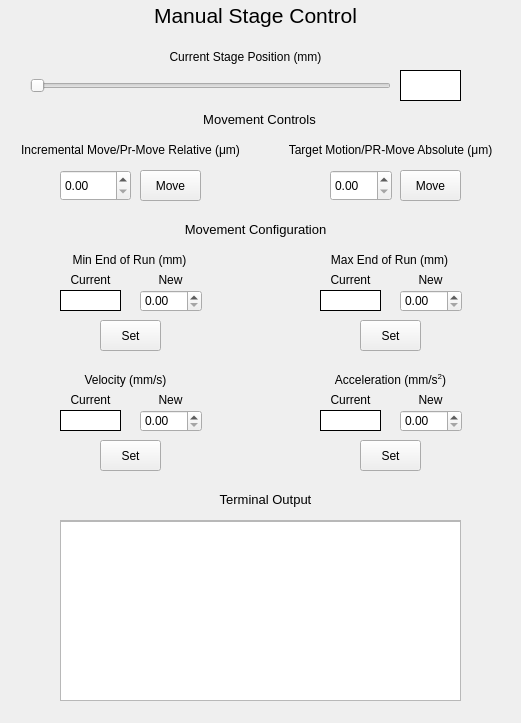
TimSamuelsen/CLIP3DPrinterGUI, file manualstagecontrol.ui: the form before one commit.
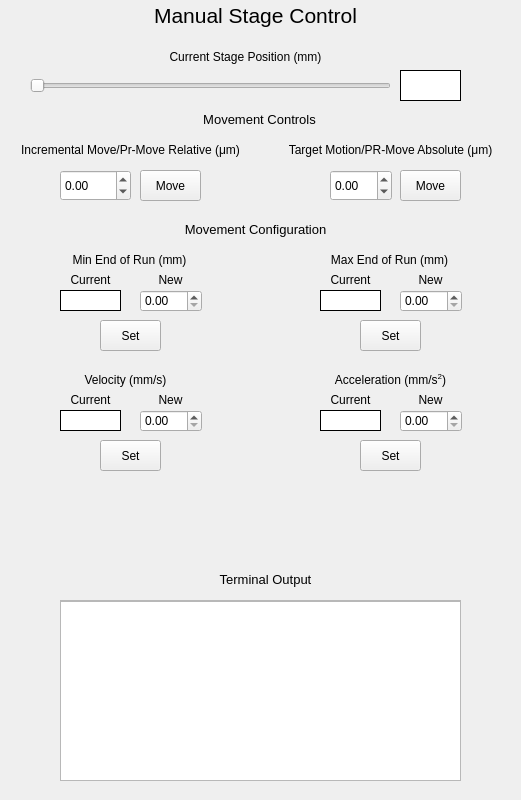
The form after the commit.

Patch:
```diff
--- a/manualstagecontrol.ui
+++ b/manualstagecontrol.ui
@@ -7,7 +7,7 @@
     <x>0</x>
     <y>0</y>
     <width>521</width>
-    <height>723</height>
+    <height>800</height>
    </rect>
   </property>
   <property name="windowTitle">
@@ -173,6 +173,9 @@
      <height>31</height>
     </rect>
    </property>
+   <property name="minimum">
+    <double>-99.989999999999995</double>
+   </property>
   </widget>
   <widget class="QDoubleSpinBox" name="NewAccelParam">
    <property name="geometry">
@@ -482,12 +485,15 @@
      <height>31</height>
     </rect>
    </property>
+   <property name="minimum">
+    <double>-99.000000000000000</double>
+   </property>
   </widget>
   <widget class="QScrollArea" name="scrollArea">
    <property name="geometry">
     <rect>
      <x>60</x>
-     <y>520</y>
+     <y>600</y>
      <width>401</width>
      <height>181</height>
     </rect>
@@ -520,7 +526,7 @@
    <property name="geometry">
     <rect>
      <x>70</x>
-     <y>490</y>
+     <y>570</y>
      <width>391</width>
      <height>20</height>
     </rect>
```
